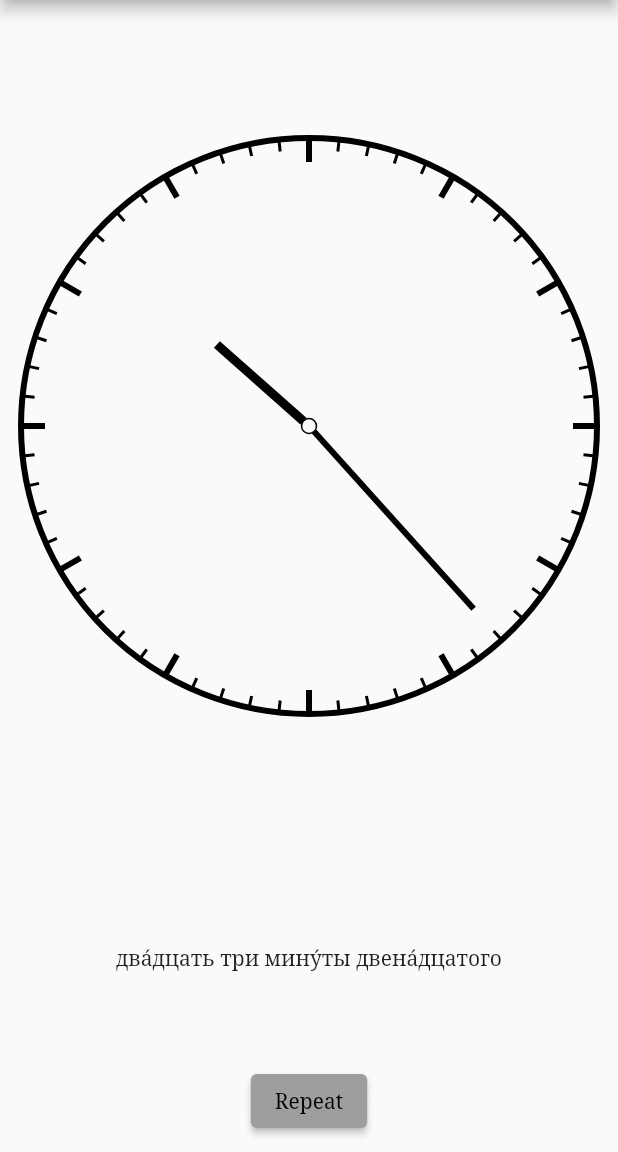
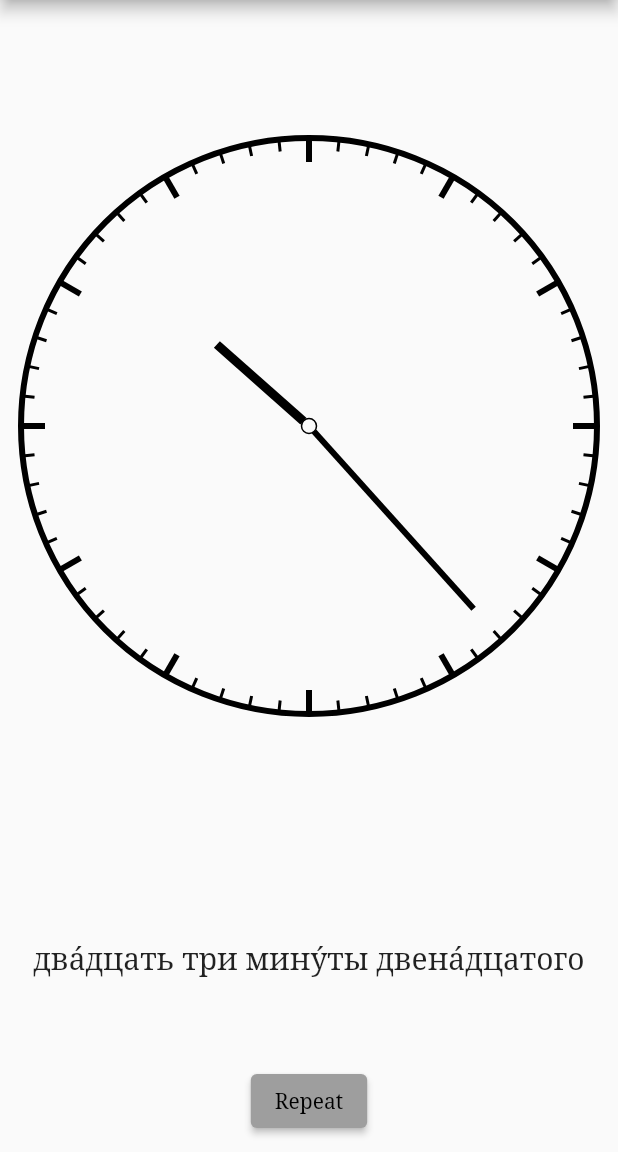
Before and after one commit to dirkz/russian_clock, a Flutter app: the screen it shows after launch, after a tap on "Solve", on a phone screen of 412 x 824 dp, the part 84-1236 px from its top. Run offline on Flutter 3.47's test engine with Material 2 defaults, Android fonts, the phone set to English and light mode, and no system bars.

Commit message:
Larger font

```diff
--- a/lib/main.dart
+++ b/lib/main.dart
@@ -75,7 +75,10 @@ class _RussianClockState extends State<RussianClock> {
                           ));
                     },
                   ))),
-          Expanded(child: Center(child: Text(_solution ?? ""))),
+          Expanded(
+              child: Center(
+                  child: Text(_solution ?? "",
+                      style: Theme.of(context).textTheme.titleLarge))),
           Container(
               padding: const EdgeInsets.only(bottom: margin),
               child: _buttonRow())
```
